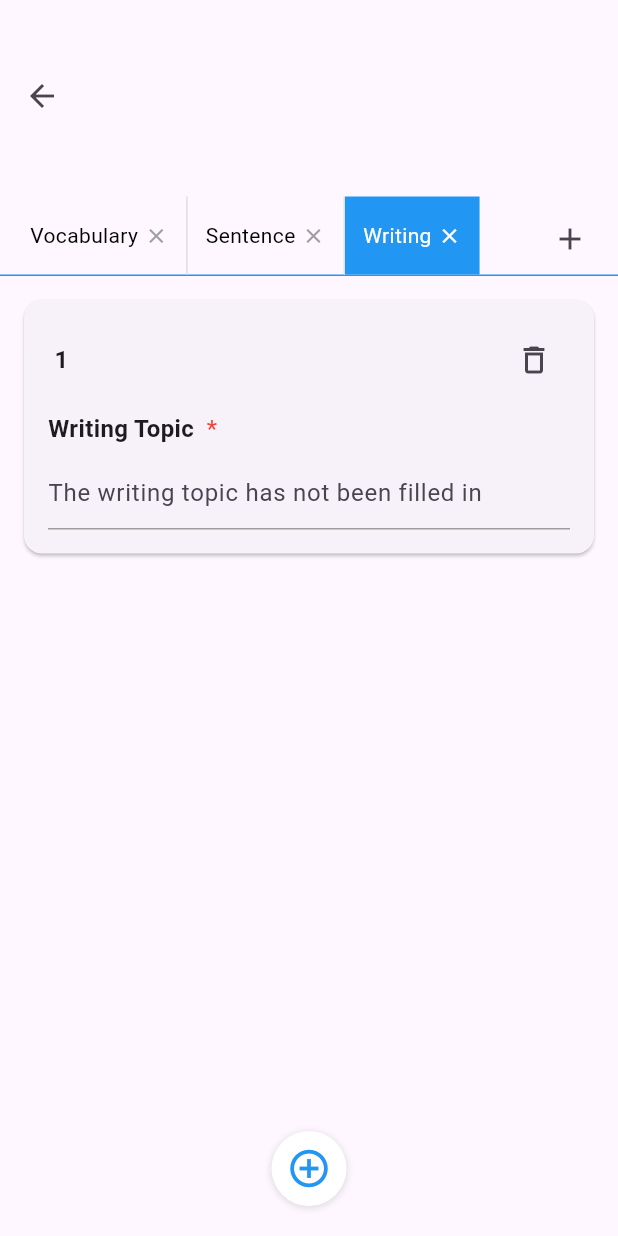
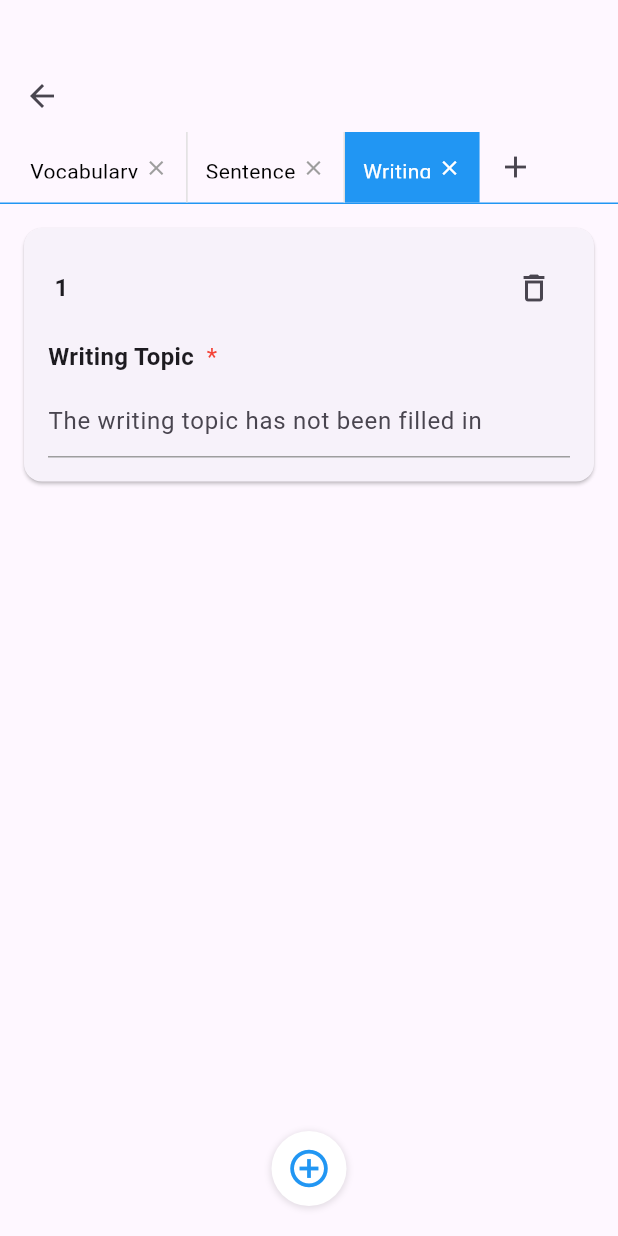
Before and after one commit to tanliang2/writing_app, a Flutter app: the screen it shows after launch, on a phone screen of 412 x 824 dp. Run offline on Flutter 3.47's test engine with Material 3 defaults, Android fonts, the light colour scheme and no system bars.

Commit message:
ui 校验

```diff
--- a/lib/screens/home_screen.dart
+++ b/lib/screens/home_screen.dart
@@ -79,7 +79,7 @@ class _HomeScreenState extends State<HomeScreen> {
               children: [
                 Expanded(
                   child: Container(
-                    height: 96,
+                    height: 48,
                     padding: const EdgeInsets.symmetric(horizontal: 8),
                     decoration: BoxDecoration(
                       border: Border(
@@ -92,8 +92,10 @@ class _HomeScreenState extends State<HomeScreen> {
                     child: Row(
                       crossAxisAlignment: CrossAxisAlignment.end,
                       children: [
-                        Expanded(
-                          child: SingleChildScrollView(
+                        // Expanded(
+                        //   child:
+                        // ),
+                        SingleChildScrollView(
                           scrollDirection: Axis.horizontal,
                           child: Row(
                             crossAxisAlignment: CrossAxisAlignment.end,
@@ -152,7 +154,6 @@ class _HomeScreenState extends State<HomeScreen> {
                                 ),
                               );
                             }),
-                            ),
                           ),
                         ),
                         IconButton(
```
Lines whose indentation alone changed are shown as unchanged.
